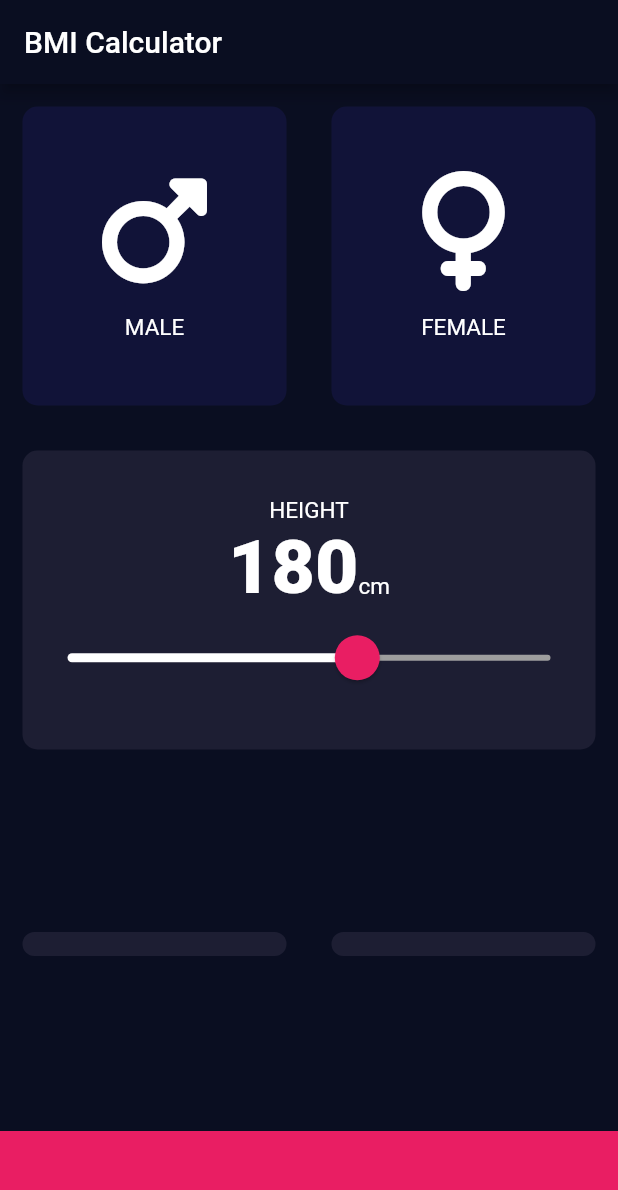
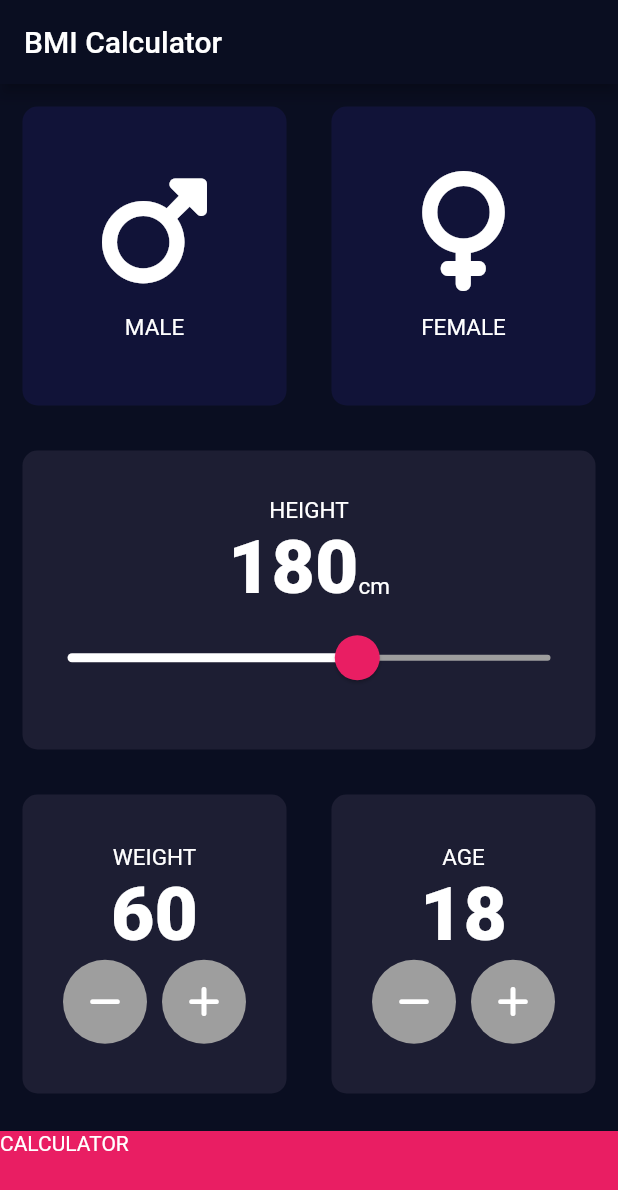
Before and after one commit to Kamrul-Hasan-2/bmi_calculator, a Flutter app: the screen it shows after launch, on a phone screen of 412 x 824 dp. Shown: the top 1190 px of the screen. Run offline on Flutter 3.47's test engine with Material 2 defaults, Android fonts, the phone set to English and light mode, and no system bars; our stand-ins replace font_awesome_flutter.

```diff
--- a/lib/Input_page.dart
+++ b/lib/Input_page.dart
@@ -1,3 +1,4 @@
+import 'package:bmi_calculator/result_page.dart';
 import 'package:flutter/material.dart';
 import 'package:font_awesome_flutter/font_awesome_flutter.dart';
 import 'Reuse_card.dart';
@@ -19,6 +20,8 @@ class InputPage extends StatefulWidget {
 class _InputPageState extends State<InputPage> {
   Gender? selectedGender;
   int height = 180;
+  int weight = 60;
+  int age = 18;
 
   @override
   Widget build(BuildContext context) {
@@ -69,16 +72,21 @@ class _InputPageState extends State<InputPage> {
                 childCard: Column(
                   mainAxisAlignment: MainAxisAlignment.center,
                   children: [
-                    Text('HEIGHT', style: kLevelTextStyle,),
+                    Text(
+                      'HEIGHT',
+                      style: kLevelTextStyle,
+                    ),
                     Row(
                       mainAxisAlignment: MainAxisAlignment.center,
                       crossAxisAlignment: CrossAxisAlignment.baseline,
                       textBaseline: TextBaseline.alphabetic,
                       children: [
-                        Text(height.toString(),
+                        Text(
+                          height.toString(),
                           style: kNumberTextStyle,
                         ),
-                        Text('cm',
+                        Text(
+                          'cm',
                           style: kLevelTextStyle,
                         ),
                       ],
@@ -89,13 +97,16 @@ class _InputPageState extends State<InputPage> {
                         inactiveTrackColor: Colors.grey,
                         thumbColor: Colors.pink,
                         overlayColor: Color(0x29EB1555),
-                        thumbShape: RoundSliderThumbShape(enabledThumbRadius: 15.0),
-                        overlayShape: RoundSliderOverlayShape(overlayRadius: 30.0),
+                        thumbShape:
+                            RoundSliderThumbShape(enabledThumbRadius: 15.0),
+                        overlayShape:
+                            RoundSliderOverlayShape(overlayRadius: 30.0),
                       ),
-                      child: Slider(value: height.toDouble(),
+                      child: Slider(
+                        value: height.toDouble(),
                         min: 120,
                         max: 220,
-                        onChanged: (double newValue){
+                        onChanged: (double newValue) {
                           setState(() {
                             height = newValue.round();
                           });
@@ -113,25 +124,120 @@ class _InputPageState extends State<InputPage> {
                   child: ReUseCard(
                     onPress: () {},
                     colour: kActiveCardColor,
-                    childCard: Text(""),
+                    childCard: Column(
+                      mainAxisAlignment: MainAxisAlignment.center,
+                      children: [
+                        Text(
+                          'WEIGHT',
+                          style: kLevelTextStyle,
+                        ),
+                        Text(
+                          weight.toString(),
+                          style: kNumberTextStyle,
+                        ),
+                        Row(
+                          mainAxisAlignment: MainAxisAlignment.center,
+                          children: [
+                            RoundIconButton(
+                              icon: FontAwesomeIcons.minus,
+                              onPressed: (){
+                                setState(() {
+                                  weight--;
+                                });
+                              },
+                            ),
+                            SizedBox(
+                              width: 10.0,
+                            ),
+                            RoundIconButton(
+                              icon: FontAwesomeIcons.plus,
+                              onPressed: (){
+                                setState(() {
+                                  weight++;
+                                });
+                              },
+                            ),
+                          ],
+                        )
+                      ],
+                    ),
                   ),
                 ),
                 Expanded(
                   child: ReUseCard(
                     onPress: () {},
                     colour: kActiveCardColor,
-                    childCard: Text(""),
+                    childCard: Column(
+                      mainAxisAlignment: MainAxisAlignment.center,
+                      children: [
+                        Text('AGE', style: kLevelTextStyle,),
+                        Text(age.toString(),style: kNumberTextStyle,),
+                        Row(
+                          mainAxisAlignment: MainAxisAlignment.center,
+                          children: [
+                            RoundIconButton(
+                              icon: FontAwesomeIcons.minus,
+                              onPressed: (){
+                                setState(() {
+                                  age--;
+                                });
+                              },
+                            ),
+                            SizedBox(
+                              width: 10.0,
+                            ),
+                            RoundIconButton(
+                              icon: FontAwesomeIcons.plus,
+                              onPressed: (){
+                                setState(() {
+                                  age++;
+                                });
+                              },
+                            ),
+                          ],
+                        )
+                      ],
+                    ),
                   ),
                 ),
               ],
             )),
-            Container(
+            GestureDetector(
+              onTap: (){
+                Navigator.push(context, MaterialPageRoute(builder: (context) => ResultPage(),));
+              },
+              child: Container(
+                child: Text('CALCULATOR'),
                 color: kBotomContaineerButton,
                 margin: EdgeInsets.only(top: 10.0),
                 width: double.infinity,
                 height: kBotomContainerButton,
               ),
+            ),
           ],
         ));
   }
 }
+
+class RoundIconButton extends StatelessWidget {
+
+  RoundIconButton({required this.icon, required this.onPressed});
+
+  final IconData icon;
+  final void Function()  onPressed;
+
+  @override
+  Widget build(BuildContext context) {
+    return RawMaterialButton(
+      onPressed: onPressed,
+      child: Icon(icon),
+      elevation: 0.0,
+      constraints: BoxConstraints.tightFor(
+        height: 56.0,
+        width: 56.0,
+      ),
+      shape: CircleBorder(),
+      fillColor: Colors.grey,
+    );
+  }
+}
--- /dev/null
+++ b/lib/result_page.dart
@@ -0,0 +1,15 @@
+import 'package:flutter/cupertino.dart';
+import 'package:flutter/material.dart';
+
+
+class ResultPage extends StatelessWidget {
+
+  @override
+  Widget build(BuildContext context) {
+    return Scaffold(
+      appBar: AppBar(
+        title: Text("YOUR RESULT"),
+      ),
+    );
+  }
+}
```
Lines whose indentation alone changed are shown as unchanged.
